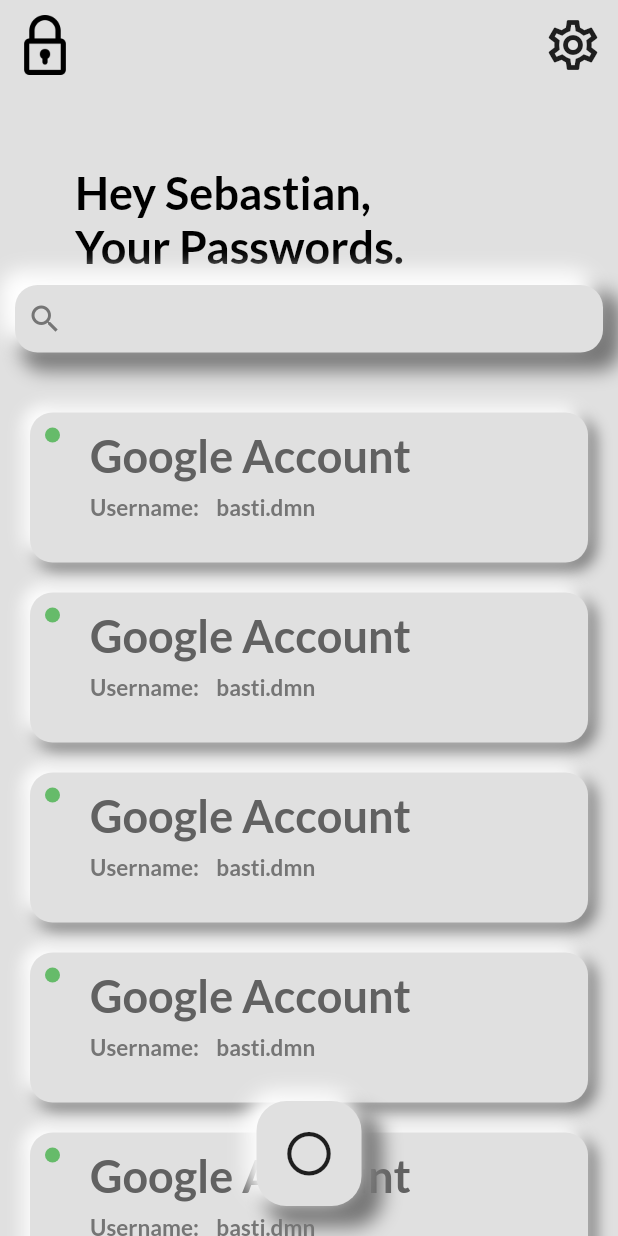
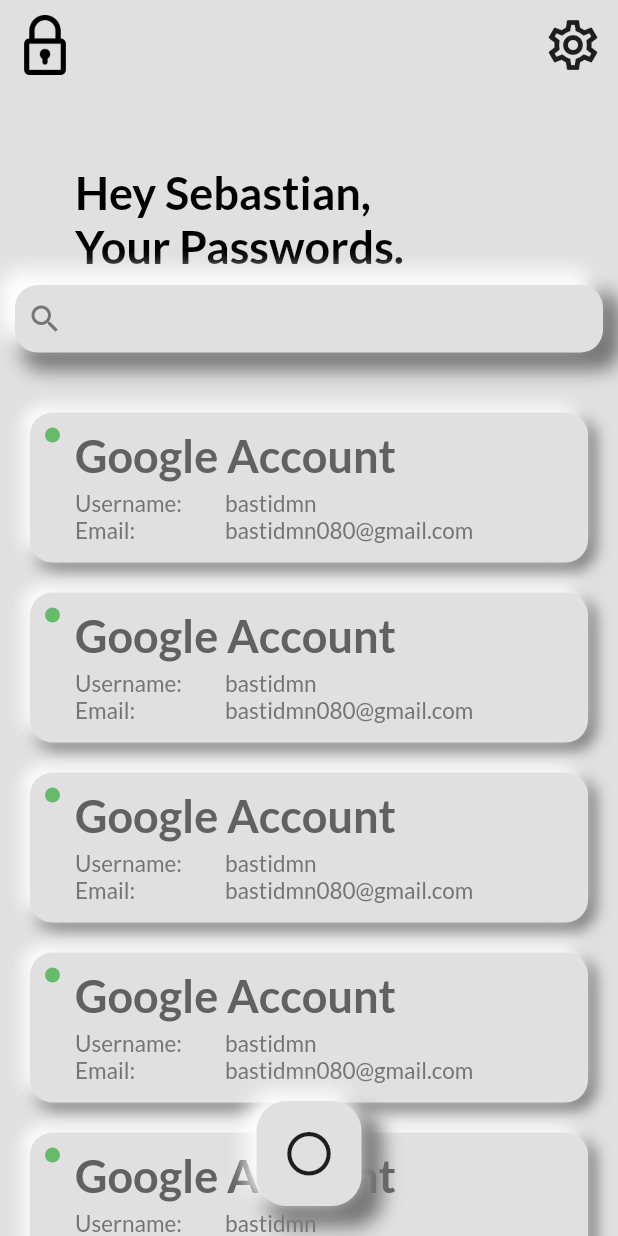
Before and after one commit to bastidmn/passwords_manager, a Flutter app: the screen it shows after launch, on a phone screen of 412 x 824 dp. Run offline on Flutter 3.47's test engine with Material 2 defaults, Android fonts, the phone set to English and light mode, and no system bars; drawn by our look-alikes of sticky_headers; our stand-ins replace dotted_border, google_fonts.

Commit message:
streamlined card text

```diff
--- a/lib/visual/home_screen.dart
+++ b/lib/visual/home_screen.dart
@@ -77,12 +77,15 @@
                     padding: EdgeInsets.all(10),
                   ),
                   Spacer(),
-                  Padding(
+                  GestureDetector(
+                    onTap: () => print("lol"),
+                    child: Padding(
                       child: Icon(
                         Icons.settings_outlined,
                         size: 40,
                       ),
                       padding: EdgeInsets.all(10),
+                    ),
                   ),
                 ],
               ),
@@ -224,7 +227,7 @@
           crossAxisAlignment: CrossAxisAlignment.start,
           children: [
             Padding(
-              padding: EdgeInsets.only(right: 20.0),
+              padding: EdgeInsets.only(right: 10.0),
               child: Container(
                 width: 10,
                 height: 10,
@@ -247,17 +250,63 @@
                   ),
                 ),
                 SizedBox(
-                  height: 8,
+                  height: 5,
                 ),
-                Text(
-                  "Username:    basti.dmn",
+                Row(
+                  children: [
+                    SizedBox(
+                      width: 100,
+                      child: Text(
+                        "Username:",
                         style: GoogleFonts.lato(
                           //color: Colors.red[800],
                           color: Colors.grey[600],
                           fontSize: 15.0,
-                    fontWeight: FontWeight.w600,
+                          fontWeight: FontWeight.w500,
                         ),
-                )
+                      ),
+                    ),
+                    SizedBox(
+                      width: 150,
+                      child: Text(
+                        "bastidmn",
+                        style: GoogleFonts.lato(
+                          //color: Colors.red[800],
+                          color: Colors.grey[600],
+                          fontSize: 15.0,
+                          fontWeight: FontWeight.w500,
+                        ),
+                      ),
+                    ),
+                  ],
+                ),Row(
+                  children: [
+                    SizedBox(
+                      width: 100,
+                      child: Text(
+                        "Email:",
+                        style: GoogleFonts.lato(
+                          //color: Colors.red[800],
+                          color: Colors.grey[600],
+                          fontSize: 15.0,
+                          fontWeight: FontWeight.w500,
+                        ),
+                      ),
+                    ),
+                    SizedBox(
+                      width: 200,
+                      child: Text(
+                        "bastidmn080@gmail.com",
+                        style: GoogleFonts.lato(
+                          //color: Colors.red[800],
+                          color: Colors.grey[600],
+                          fontSize: 15.0,
+                          fontWeight: FontWeight.w500,
+                        ),
+                      ),
+                    ),
+                  ],
+                ),
               ],
             ),
           ],
```
Also changed, not shown: pubspec.lock. Lines whose indentation alone changed are shown as unchanged.
